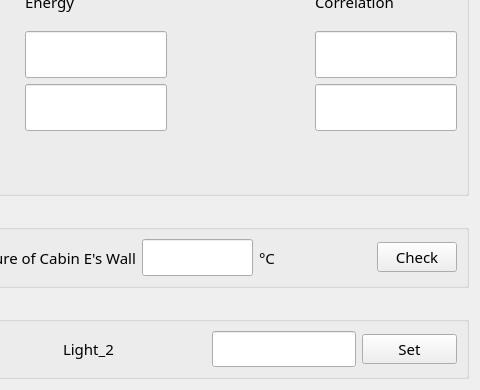
thinkexist1989/UWVControl, file sensorview.ui: the form before one commit; both pictures show x 503 to 983 and y 253 to 643 of the 983 by 643 pixel window.
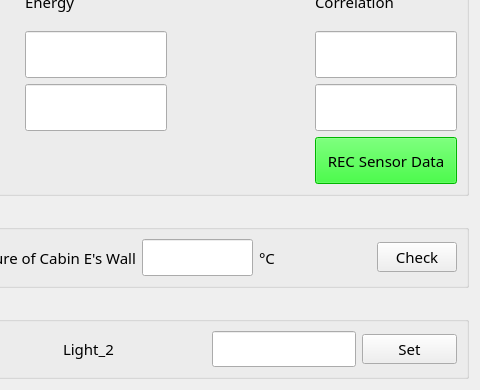
The form after the commit.

Commit message: 添加平台位置记录按钮和传感器数据记录按钮

Diff of the .ui file:
```diff
--- a/sensorview.ui
+++ b/sensorview.ui
@@ -511,6 +511,22 @@
         </property>
        </widget>
       </item>
+      <item row="3" column="6">
+       <widget class="QPushButton" name="rec_sensor_data">
+        <property name="sizePolicy">
+         <sizepolicy hsizetype="Expanding" vsizetype="Expanding">
+          <horstretch>0</horstretch>
+          <verstretch>0</verstretch>
+         </sizepolicy>
+        </property>
+        <property name="styleSheet">
+         <string notr="true">background-color: rgb(0, 255, 0);</string>
+        </property>
+        <property name="text">
+         <string>REC Sensor Data</string>
+        </property>
+       </widget>
+      </item>
      </layout>
     </widget>
    </item>
```
Left out of the diff: 24 changed lines with no effect on the pictures. The commit also changes 6 other files.
